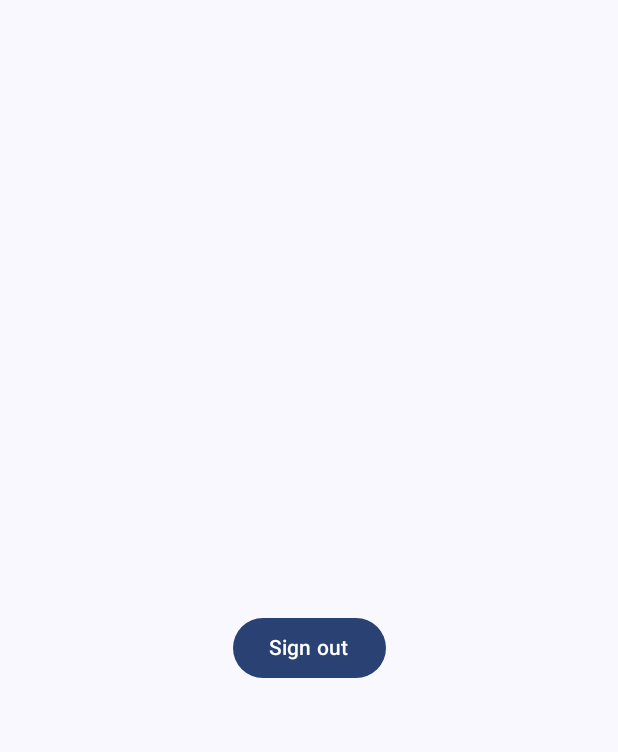
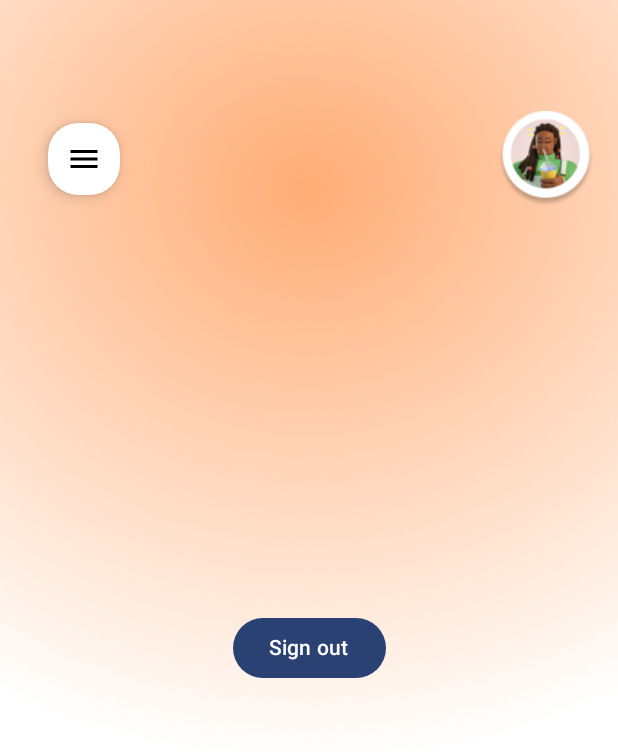
Before and after one commit to Nook-UA/nook_app, an Android app built with Jetpack Compose: the MainScreen screen opened through its navigation route, on a phone screen of 412 x 824 dp. Shown: the top 752 px of the screen. Run offline under Robolectric (Android 15) with nearby library versions, the phone set to English and light mode, and no system bars; our stand-ins replace Firebase (no records; nobody signed in at launch, a user with empty details on screens opened directly).

Commit message:
ESNOOK-47 Added profile picture and navdrawer

```diff
--- a/app/src/main/java/com/es_g05/nook_app/MainActivity.kt
+++ b/app/src/main/java/com/es_g05/nook_app/MainActivity.kt
@@ -29,6 +29,7 @@ import androidx.navigation.compose.NavHost
 import androidx.navigation.compose.composable
 import androidx.navigation.compose.rememberNavController
 import com.es_g05.nook_app.auth.GoogleAuthUiClient
+import com.es_g05.nook_app.ui.screens.MainScreen
 import com.es_g05.nook_app.ui.screens.ProfileScreen
 import com.es_g05.nook_app.ui.screens.SignInScreen
 import com.es_g05.nook_app.ui.theme.Nook_appTheme
@@ -118,14 +119,17 @@ class MainActivity : ComponentActivity() {
                             )
                         }
                         composable("profile") {
-                            ProfileScreen(
-                                userData = googleAuthUiClient.getSignedInUser(),
+                            val navController2 = rememberNavController()
+                            Surface(modifier = Modifier.fillMaxSize()) {
+                                MainScreen(
+                                    navController = navController2,
+                                    googleAuthUiClient = googleAuthUiClient,
                                     onSignOut = {
                                         lifecycleScope.launch {
                                             googleAuthUiClient.signOut()
                                             Toast.makeText(
                                                 applicationContext,
-                                            "Signed Out",
+                                                "Signed out",
                                                 Toast.LENGTH_LONG
                                             ).show()
 
@@ -133,6 +137,7 @@ class MainActivity : ComponentActivity() {
                                         }
                                     }
                                 )
+                            }
                         }
                     }
                 }
@@ -154,19 +159,3 @@ class MainActivity : ComponentActivity() {
         }
     }
 }
-
-@Composable
-fun Greeting(name: String, modifier: Modifier = Modifier) {
-    Text(
-        text = "Hello $name!",
-        modifier = modifier
-    )
-}
-
-@Preview(showBackground = true)
-@Composable
-fun GreetingPreview() {
-    Nook_appTheme {
-        Greeting("Android")
-    }
-}
--- /dev/null
+++ b/app/src/main/java/com/es_g05/nook_app/ui/navigation/DrawerContent.kt
@@ -0,0 +1,98 @@
+package com.es_g05.nook_app.ui.navigation
+
+import androidx.compose.foundation.clickable
+import androidx.compose.foundation.layout.Column
+import androidx.compose.foundation.layout.Row
+import androidx.compose.foundation.layout.Spacer
+import androidx.compose.foundation.layout.fillMaxWidth
+import androidx.compose.foundation.layout.height
+import androidx.compose.foundation.layout.padding
+import androidx.compose.foundation.layout.size
+import androidx.compose.foundation.layout.width
+import androidx.compose.material.icons.Icons
+import androidx.compose.material.icons.filled.Home
+import androidx.compose.material.icons.filled.Map
+import androidx.compose.material.icons.filled.Output
+import androidx.compose.material.icons.filled.Settings
+import androidx.compose.material3.DrawerDefaults
+import androidx.compose.material3.Icon
+import androidx.compose.material3.MaterialTheme
+import androidx.compose.material3.Text
+import androidx.compose.runtime.Composable
+import androidx.compose.ui.Alignment
+import androidx.compose.ui.Modifier
+import androidx.compose.ui.unit.dp
+import androidx.navigation.NavController
+
+@Composable
+fun DrawerContent(
+    navController: NavController,
+    onSignOut: () -> Unit,
+) {
+    val navItems = listOf(NavItem.Profile, NavItem.Map)
+    Column(
+        modifier = Modifier
+            .padding(16.dp)
+    ) {
+        Text(
+            text = "Nook app",
+            style = MaterialTheme.typography.headlineMedium,
+            modifier = Modifier.align(Alignment.CenterHorizontally).padding(top = 24.dp)
+        )
+
+        Spacer(modifier = Modifier.height(68.dp))
+
+        navItems.forEachIndexed { _index, item ->
+            Row(
+                verticalAlignment = Alignment.CenterVertically,
+                modifier = Modifier
+                    .fillMaxWidth()
+                    .clickable {
+                        navController.navigate(item.path) {
+                            popUpTo(0)
+                        }
+                    }
+            ) {
+                Icon(
+                    imageVector = when (item) {
+                        NavItem.Profile -> Icons.Filled.Settings
+                        NavItem.Map -> Icons.Filled.Map
+                        else -> Icons.Default.Home
+                    },
+                    contentDescription = item.title,
+                    modifier = Modifier.size(24.dp)
+                )
+
+                Spacer(modifier = Modifier.width(6.dp))
+
+                Text(
+                    text = item.title,
+                    style = MaterialTheme.typography.bodyLarge
+                )
+            }
+            Spacer(modifier = Modifier.height(8.dp))
+        }
+
+        Spacer(modifier = Modifier.height(32.dp))
+
+        Row(
+            verticalAlignment = Alignment.CenterVertically,
+            modifier = Modifier
+                .fillMaxWidth()
+                .clickable { onSignOut() }
+        ) {
+            Icon(
+                imageVector = Icons.Filled.Output,
+                contentDescription = "Sign Out",
+                modifier = Modifier.size(24.dp)
+            )
+
+            Spacer(modifier = Modifier.width(12.dp))
+
+            Text(
+                text = "Sign Out",
+                style = MaterialTheme.typography.bodySmall
+            )
+        }
+    }
+}
--- /dev/null
+++ b/app/src/main/java/com/es_g05/nook_app/ui/navigation/Item.kt
@@ -0,0 +1,9 @@
+package com.es_g05.nook_app.ui.navigation
+
+import androidx.compose.ui.graphics.vector.ImageVector
+
+open class Item(
+    val path: String,
+    val title: String,
+    val icon: ImageVector
+)
--- /dev/null
+++ b/app/src/main/java/com/es_g05/nook_app/ui/navigation/NavPath.kt
@@ -0,0 +1,5 @@
+package com.es_g05.nook_app.ui.navigation
+
+enum class NavPath {
+    HOME, MAP, PROFILE
+}
--- /dev/null
+++ b/app/src/main/java/com/es_g05/nook_app/ui/navigation/NavigationScreen.kt
@@ -0,0 +1,52 @@
+package com.es_g05.nook_app.ui.navigation
+
+import android.content.Context
+import androidx.compose.foundation.layout.padding
+import androidx.compose.foundation.layout.width
+import androidx.compose.material3.DrawerState
+import androidx.compose.material3.ModalNavigationDrawer
+import androidx.compose.runtime.Composable
+import androidx.compose.ui.Modifier
+import androidx.compose.ui.graphics.Color
+import androidx.compose.ui.unit.dp
+import androidx.navigation.NavHostController
+import androidx.navigation.compose.NavHost
+import androidx.navigation.compose.composable
+import com.es_g05.nook_app.auth.GoogleAuthUiClient
+import com.es_g05.nook_app.ui.screens.MapScreen
+import com.es_g05.nook_app.ui.screens.ProfileScreen
+import kotlinx.coroutines.CoroutineScope
+
+@Composable
+fun NavigationScreen(
+    navController: NavHostController,
+    onSignOut: () -> Unit,
+    googleAuthUiClient: GoogleAuthUiClient,
+    drawerState: DrawerState,
+    scope: CoroutineScope
+) {
+    NavHost(
+        navController = navController,
+        startDestination = NavItem.Profile.path
+    ) {
+        composable(NavItem.Profile.path) { googleAuthUiClient.getSignedInUser()
+            ?.let {
+                ProfileScreen(
+                    userData = googleAuthUiClient.getSignedInUser(),
+                    onSignOut = onSignOut
+                )
+            }
+        }
+
+        composable(NavItem.Map.path) { MapScreen() }
+    }
+    ModalNavigationDrawer(
+        drawerContent = {
+            DrawerContent(navController = navController, onSignOut = onSignOut)
+        },
+        modifier = Modifier.width(230.dp),
+        drawerState = drawerState,
+        gesturesEnabled = drawerState.isOpen,
+        scrimColor = Color.Black
+    ) { }
+}
--- /dev/null
+++ b/app/src/main/java/com/es_g05/nook_app/ui/screens/MainScreen.kt
@@ -0,0 +1,100 @@
+package com.es_g05.nook_app.ui.screens
+
+import android.annotation.SuppressLint
+import android.provider.CalendarContract
+import androidx.compose.foundation.Image
+import androidx.compose.foundation.background
+import androidx.compose.foundation.layout.Arrangement
+import androidx.compose.foundation.layout.Box
+import androidx.compose.foundation.layout.Row
+import androidx.compose.foundation.layout.fillMaxWidth
+import androidx.compose.foundation.layout.height
+import androidx.compose.foundation.layout.padding
+import androidx.compose.foundation.layout.size
+import androidx.compose.foundation.shape.RoundedCornerShape
+import androidx.compose.material.icons.Icons
+import androidx.compose.material.icons.filled.Menu
+import androidx.compose.material3.BottomAppBar
+import androidx.compose.material3.DrawerValue
+import androidx.compose.material3.ExperimentalMaterial3Api
+import androidx.compose.material3.Icon
+import androidx.compose.material3.IconButton
+import androidx.compose.material3.ModalNavigationDrawer
+import androidx.compose.material3.Scaffold
+import androidx.compose.material3.Text
+import androidx.compose.material3.TopAppBar
+import androidx.compose.material3.rememberDrawerState
+import androidx.compose.runtime.Composable
+import androidx.compose.runtime.rememberCoroutineScope
+import androidx.compose.ui.Alignment
+import androidx.compose.ui.Modifier
+import androidx.compose.ui.draw.clip
+import androidx.compose.ui.draw.shadow
+import androidx.compose.ui.graphics.Color
+import androidx.compose.ui.res.painterResource
+import androidx.compose.ui.unit.dp
+import androidx.navigation.NavHostController
+import com.es_g05.nook_app.R
+import com.es_g05.nook_app.auth.GoogleAuthUiClient
+import com.es_g05.nook_app.ui.navigation.DrawerContent
+import com.es_g05.nook_app.ui.navigation.NavigationScreen
+import kotlinx.coroutines.launch
+
+@OptIn(ExperimentalMaterial3Api::class)
+@SuppressLint("UnusedMaterial3ScaffoldPaddingParameter")
+@Composable
+fun MainScreen(
+    navController: NavHostController,
+    onSignOut: () -> Unit,
+    googleAuthUiClient: GoogleAuthUiClient
+) {
+    val drawerState = rememberDrawerState(initialValue = DrawerValue.Closed)
+    val scope = rememberCoroutineScope()
+    Scaffold {
+        NavigationScreen(
+            navController = navController,
+            onSignOut = onSignOut,
+            googleAuthUiClient = googleAuthUiClient,
+            scope = scope,
+            drawerState = drawerState
+        )
+        Box(
+            modifier = Modifier.padding(top = 58.dp, start = 16.dp)
+        ) {
+
+            Row(
+                modifier = Modifier.fillMaxWidth().padding(16.dp).align(Alignment.TopCenter),
+                horizontalArrangement = Arrangement.SpaceBetween,
+                verticalAlignment = Alignment.CenterVertically
+            ) {
+                Box(
+                    modifier = Modifier
+                        .shadow(6.dp, shape = RoundedCornerShape(20.dp))
+                        .clip(RoundedCornerShape(20.dp))
+                        .background(Color.White)
+                ) {
+                    IconButton(
+                        onClick = {
+                            scope.launch {
+                                drawerState.apply {
+                                    if (isClosed) open() else close()
+                                }
+                            }
+                        }
+                    ) {
+                        Icon(
+                            imageVector = Icons.Filled.Menu,
+                            contentDescription = "Menu Icon",
+                            tint = Color.Black
+                        )
+                    }
+                }
+                Image(
+                    painter = painterResource(id = R.drawable.avatar),
+                    contentDescription = "",
+                    modifier = Modifier.size(64.dp)
+                )
+            }
+        }
+    }
+}
--- a/app/src/main/java/com/es_g05/nook_app/ui/screens/ProfileScreen.kt
+++ b/app/src/main/java/com/es_g05/nook_app/ui/screens/ProfileScreen.kt
@@ -1,24 +1,30 @@
 package com.es_g05.nook_app.ui.screens
 
+import androidx.compose.foundation.Image
 import androidx.compose.foundation.layout.Arrangement
+import androidx.compose.foundation.layout.Box
 import androidx.compose.foundation.layout.Column
 import androidx.compose.foundation.layout.Spacer
 import androidx.compose.foundation.layout.fillMaxSize
 import androidx.compose.foundation.layout.height
+import androidx.compose.foundation.layout.padding
 import androidx.compose.foundation.layout.size
 import androidx.compose.foundation.shape.CircleShape
 import androidx.compose.material3.Button
+import androidx.compose.material3.MaterialTheme
 import androidx.compose.material3.Text
 import androidx.compose.runtime.Composable
 import androidx.compose.ui.Alignment
 import androidx.compose.ui.Modifier
 import androidx.compose.ui.draw.clip
 import androidx.compose.ui.layout.ContentScale
+import androidx.compose.ui.res.painterResource
 import androidx.compose.ui.text.font.FontWeight
 import androidx.compose.ui.text.style.TextAlign
 import androidx.compose.ui.unit.dp
 import androidx.compose.ui.unit.sp
 import coil.compose.AsyncImage
+import com.es_g05.nook_app.R
 import com.es_g05.nook_app.auth.UserData
 
 @Composable
@@ -26,6 +32,19 @@ fun ProfileScreen(
     userData: UserData?,
     onSignOut: () -> Unit
 ) {
+    Box(
+        modifier = Modifier
+            .fillMaxSize()
+    ) {
+        Image(
+            painter = painterResource(
+                id = R.drawable.profile_screen,
+            ),
+            contentDescription = "Profile Screen",
+            contentScale = ContentScale.FillBounds,
+            modifier = Modifier.matchParentSize()
+        )
+        Column {
             Column(
                 modifier = Modifier.fillMaxSize(),
                 verticalArrangement = Arrangement.Center,
@@ -46,7 +65,8 @@ fun ProfileScreen(
                         text = userData.userName,
                         textAlign = TextAlign.Center,
                         fontSize = 36.sp,
-                fontWeight = FontWeight.Bold
+                        fontWeight = FontWeight.Bold,
+                        color = MaterialTheme.colorScheme.onSurfaceVariant
                     )
                     Spacer(modifier = Modifier.height(16.dp))
                 }
@@ -56,3 +76,5 @@ fun ProfileScreen(
                 }
             }
         }
+    }
+}
--- a/app/src/main/java/com/es_g05/nook_app/ui/screens/SignInScreen.kt
+++ b/app/src/main/java/com/es_g05/nook_app/ui/screens/SignInScreen.kt
@@ -49,7 +49,7 @@ fun SignInScreen(
         }
     }
 
-    Box(modifier = Modifier.fillMaxSize().padding(top = 32.dp)) {
+    Box(modifier = Modifier.fillMaxSize()) {
         Image(
             painter = painterResource(id = R.drawable.login_screen),
             contentDescription = "Login Background",
```
Also changed, not shown: app/src/main/java/com/es_g05/nook_app/ui/navigation/BottomNavigationBar.kt (added, +50 -0 lines), app/src/main/java/com/es_g05/nook_app/ui/navigation/NavItem.kt (added, +29 -0 lines), app/src/main/java/com/es_g05/nook_app/ui/navigation/NavTitle.kt (added, +7 -0 lines), app/src/main/java/com/es_g05/nook_app/ui/screens/MapScreen.kt (+0 -27 lines), app/src/main/res/drawable/profile_screen.png (added). Lines whose indentation alone changed are shown as unchanged.
